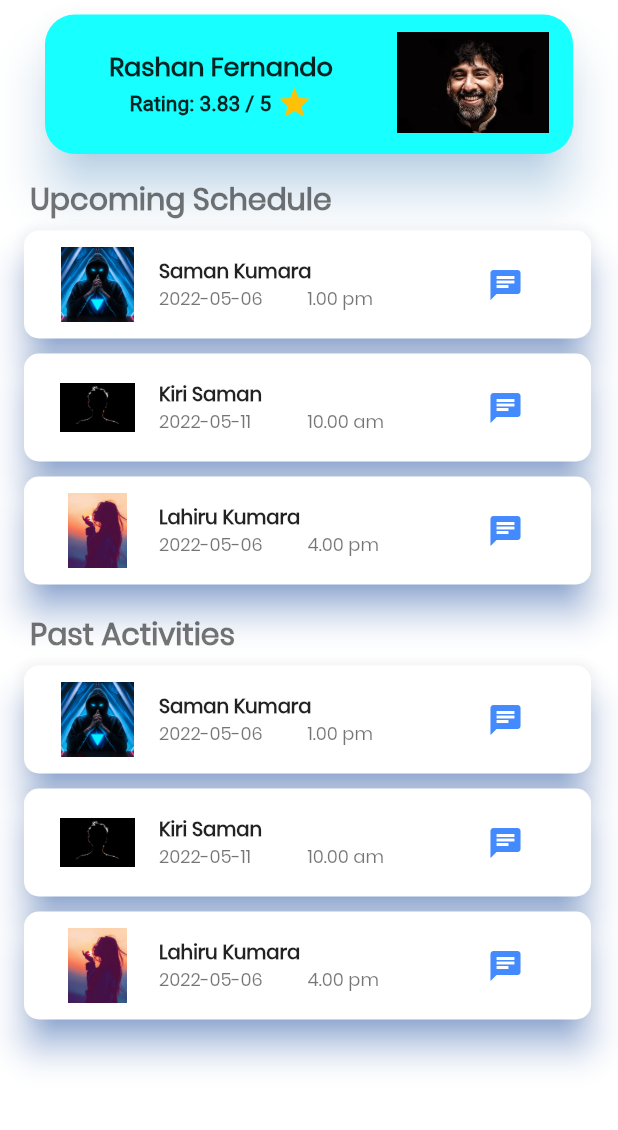
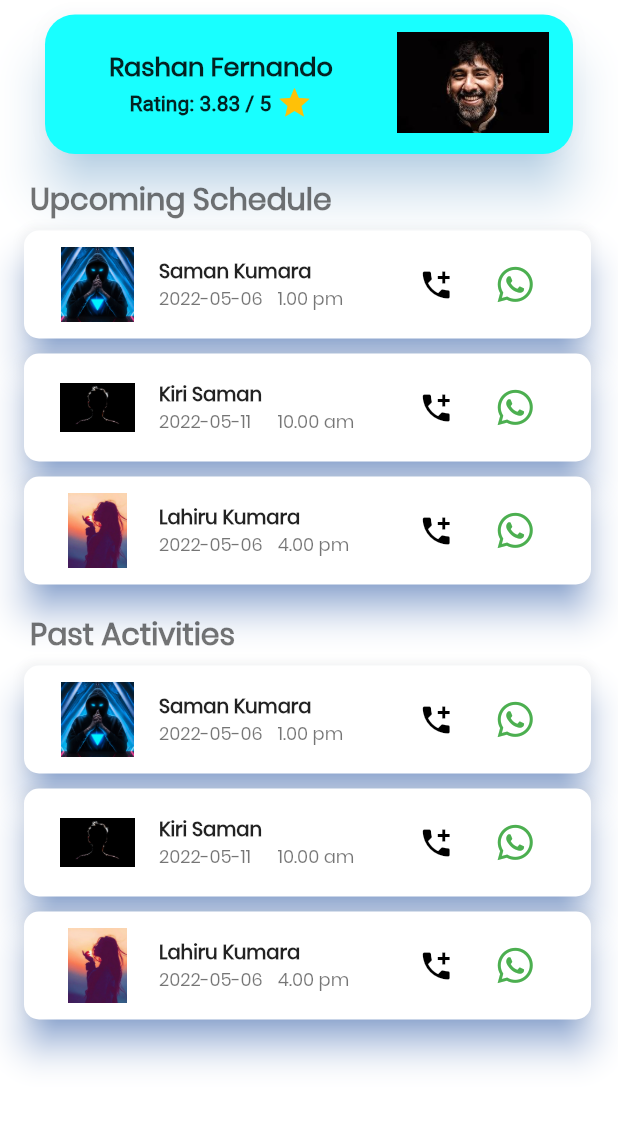
Before and after one commit to ProSiteGroup2/ProSite, a Flutter app: the LActivity screen opened directly, on a phone screen of 412 x 824 dp, the part 74-1204 px from its top. Run offline on Flutter 3.47's test engine with Material 2 defaults, Android fonts, the phone set to English and light mode, and no system bars; missing offline and left inert: dart:ffi.

Commit message:
icons update

```diff
--- /dev/null
+++ b/lib/Classes/my_flutter_app_icons.dart
@@ -0,0 +1,25 @@
+/// Flutter icons MyFlutterApp
+/// Copyright (C) 2022 by original authors @ fluttericon.com, fontello.com
+/// This font was generated by FlutterIcon.com, which is derived from Fontello.
+///
+/// To use this font, place it in your fonts/ directory and include the
+/// following in your pubspec.yaml
+///
+/// flutter:
+///   fonts:
+///    - family:  MyFlutterApp
+///      fonts:
+///       - asset: fonts/MyFlutterApp.ttf
+///
+///
+///
+import 'package:flutter/widgets.dart';
+
+class MyFlutterApp {
+  MyFlutterApp._();
+
+  static const _kFontFam = 'MyFlutterApp';
+  static const String? _kFontPkg = null;
+
+  static const IconData whatsapp = IconData(0xe800, fontFamily: _kFontFam, fontPackage: _kFontPkg);
+}
--- a/lib/components/navigation_bar.dart
+++ b/lib/components/navigation_bar.dart
@@ -1,5 +1,6 @@
 import 'package:flutter/material.dart';
 import 'package:group2/pages/user_profile.dart';
+// import 'package:group2/pages/labour_activities.dart';
 import 'package:group2/src/ui/customer_activities.dart';
 import 'package:group2/src/ui/home_screen.dart';
 import 'package:group2/pages/notifications.dart';
--- a/lib/pages/labour_activities.dart
+++ b/lib/pages/labour_activities.dart
@@ -1,5 +1,7 @@
 import 'package:flutter/material.dart';
 import 'package:group2/Classes/labour_schedule.dart';
+// import 'package:font_awesome_flutter/font_awesome_flutter.dart';
+import 'package:group2/Classes/my_flutter_app_icons.dart';
 
 
 
@@ -137,7 +139,7 @@ class _LActivityState extends State<LActivity> {
                         child: Padding(
                           padding: const EdgeInsets.all(8.0),
                           child: ListTile(
-                            onTap: (){},
+
                             leading: Container(
                               height:50,
                               width: 50,
@@ -187,15 +189,27 @@ class _LActivityState extends State<LActivity> {
                                     ],
                                   ),
                                 ),
+
                                 Expanded(
                                   flex:1,
                                   child: IconButton(
                                     splashColor: Colors.lightBlueAccent,
                                     icon: Icon(
-                                      Icons.chat
+                                        Icons.add_call
                                     ),
                                     onPressed: (){},
-                                    color: Colors.blueAccent,
+                                    color: Colors.black,
+                                  ),),
+                                Expanded(
+                                  flex:1,
+                                  child: IconButton(
+                                    splashColor: Colors.lightGreen,
+                                    icon: Icon(
+                                      MyFlutterApp.whatsapp
+                                    ),
+                                    onPressed: (){},
+
+                                    color: Colors.green,
                                   ),)
                               ],
                             ),
@@ -241,7 +255,7 @@ class _LActivityState extends State<LActivity> {
                         child: Padding(
                           padding: const EdgeInsets.all(8.0),
                           child: ListTile(
-                            onTap: (){},
+
                             leading: Container(
                               height:50,
                               width: 50,
@@ -291,15 +305,27 @@ class _LActivityState extends State<LActivity> {
                                     ],
                                   ),
                                 ),
+
                                 Expanded(
                                   flex:1,
                                   child: IconButton(
                                     splashColor: Colors.lightBlueAccent,
                                     icon: Icon(
-                                        Icons.chat
+                                      Icons.add_call
                                     ),
                                     onPressed: (){},
-                                    color: Colors.blueAccent,
+                                    color: Colors.black,
+                                  ),),
+
+                                Expanded(
+                                  flex:1,
+                                  child: IconButton(
+                                    splashColor: Colors.lightGreen,
+                                    icon: Icon(
+                                        MyFlutterApp.whatsapp,
+                                    ),
+                                    onPressed: (){},
+                                    color: Colors.green,
                                   ),)
                               ],
                             ),
```
Also changed, not shown: pubspec.yaml (+8 -0 lines), assets/fonts/MyFlutterApp.ttf (added).
